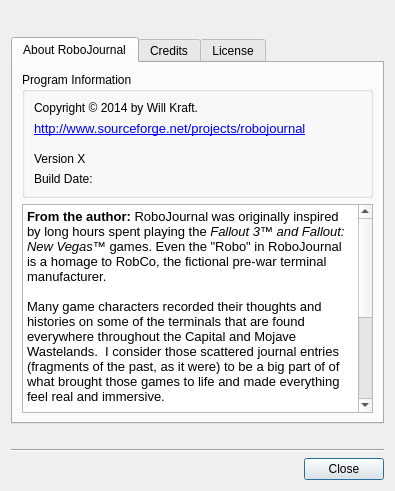
Old version of the form ui/aboutrj.ui in the repository pwizard2/robojournal.
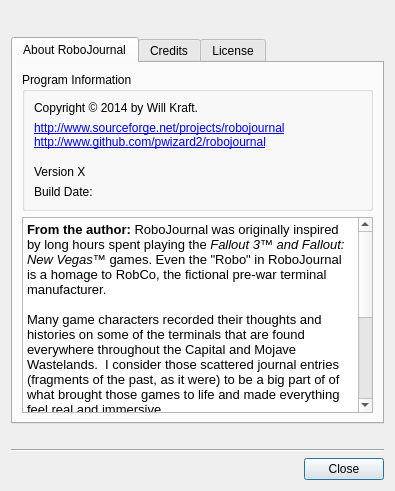
New version of the form. Icons and pictures are not drawn.

```diff
--- a/ui/aboutrj.ui
+++ b/ui/aboutrj.ui
@@ -71,10 +71,10 @@
            <widget class="QLabel" name="label_4">
             <property name="text">
              <string>&lt;!DOCTYPE HTML PUBLIC &quot;-//W3C//DTD HTML 4.0//EN&quot; &quot;http://www.w3.org/TR/REC-html40/strict.dtd&quot;&gt;
-&lt;html&gt;&lt;head&gt;&lt;meta name=&quot;qrichtext&quot; content=&quot;1&quot; /&gt;&lt;style type=&quot;text/css&quot;&gt;
-p, li { white-space: pre-wrap; }
-&lt;/style&gt;&lt;/head&gt;&lt;body style=&quot; font-family:'Sans'; font-size:10pt; font-weight:400; font-style:normal;&quot;&gt;
-&lt;p style=&quot; margin-top:0px; margin-bottom:0px; margin-left:0px; margin-right:0px; -qt-block-indent:0; text-indent:0px;&quot;&gt;&lt;a href=&quot;http://www.sourceforge.net/projects/robojournal&quot;&gt;&lt;span style=&quot; text-decoration: underline;&quot;&gt;http://www.sourceforge.net/projects/robojournal&lt;/span&gt;&lt;/a&gt;&lt;/p&gt;&lt;/body&gt;&lt;/html&gt;</string>
+&lt;html&gt;&lt;head&gt;
+&lt;/head&gt;&lt;body&gt;
+&lt;p&gt;&lt;a href=&quot;http://www.sourceforge.net/projects/robojournal&quot;&gt;&lt;span style=&quot; text-decoration: underline;&quot;&gt;http://www.sourceforge.net/projects/robojournal&lt;/span&gt;&lt;/a&gt;&lt;br&gt;
+&lt;a href=&quot;https://github.com/pwizard2/robojournal&quot; style=&quot; text-decoration: underline;&quot;&gt;http://www.github.com/pwizard2/robojournal&lt;/a&gt;&lt;/p&gt;&lt;/body&gt;&lt;/html&gt;</string>
             </property>
             <property name="openExternalLinks">
              <bool>true</bool>
```
Left out of the diff: 7 changed lines with no effect on the pictures.
